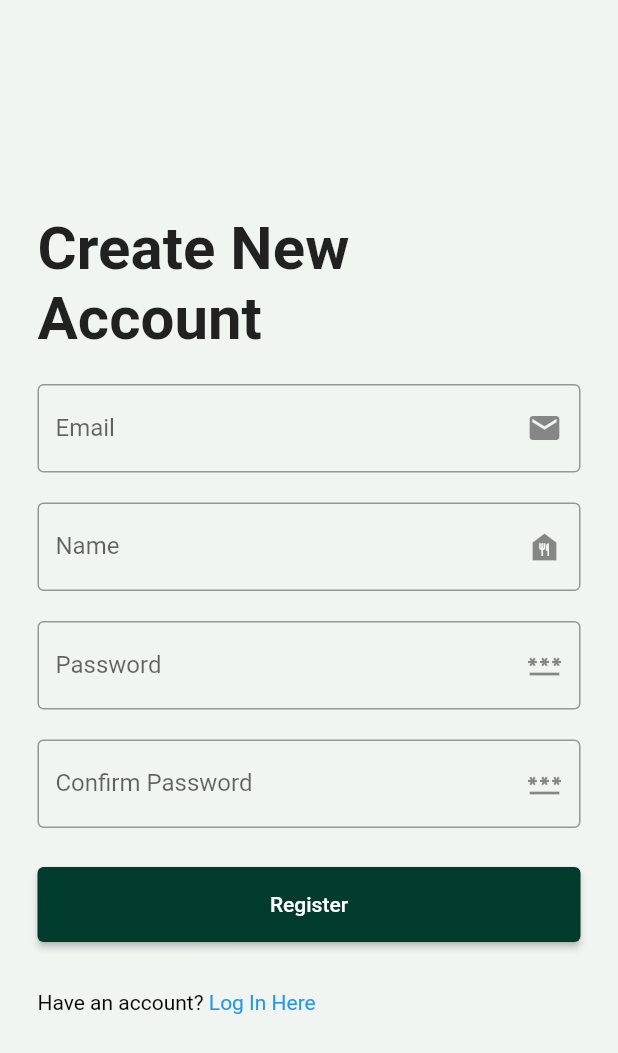
After one commit to amelia-chew-2022/GI-T6-Code-Crusaders, a Flutter app: the Register screen opened directly, on a phone screen of 412 x 824 dp. The commit adds this screen. Shown: the top 1053 px of the screen. Run offline on Flutter 3.47's test engine with Material 2 defaults, Android fonts, the phone set to English and light mode, and no system bars.

Commit message:
add register page and dummy api

```diff
--- a/foodsaver/lib/login.dart
+++ b/foodsaver/lib/login.dart
@@ -1,5 +1,6 @@
 import 'package:flutter/material.dart';
 import './inventory.dart';
+import './register.dart';
 import 'package:flutter/gestures.dart';
 
 class Login extends StatefulWidget {
@@ -78,7 +79,7 @@ class _LoginState extends State<Login> {
                         style: ElevatedButton.styleFrom(
                             minimumSize: const Size.fromHeight(50),
                             backgroundColor: Color(0xFF003B2B)),
-                        child: const Text("Submit"),
+                        child: const Text("Login"),
                       ),
                     )),
                     Padding(
@@ -99,7 +100,7 @@ class _LoginState extends State<Login> {
                               context,
                               MaterialPageRoute(
                                   builder: (context) =>
-                                      Inventory(email: emailController.text)));
+                                      Register()));
                   },
                 ),
               ]
--- /dev/null
+++ b/foodsaver/lib/register.dart
@@ -0,0 +1,159 @@
+import 'package:flutter/material.dart';
+import './login.dart';
+import 'package:flutter/gestures.dart';
+import "dart:convert";
+import 'package:http/http.dart' as http;
+
+class Register extends StatefulWidget {
+  @override
+  State<Register> createState() => _RegisterState();
+}
+
+class _RegisterState extends State<Register> {
+  final _formkey = GlobalKey<FormState>(); // creating a key for form
+  final apiUrl = "http://127.0.0.1:5000/register";
+  TextEditingController nameController = TextEditingController();
+  TextEditingController emailController = TextEditingController();
+  TextEditingController pwdController = TextEditingController();
+  TextEditingController confirmPwdController = TextEditingController();
+
+  Future<void> sendPostRequest() async {
+    var response = await http.post(Uri.parse(apiUrl),
+        headers: {"Content-Type": "application/json"},
+        body: jsonEncode({
+          "name": nameController.text,
+          "email": emailController.text,
+          "pwd": pwdController.text,
+        }));
+
+    if (response.statusCode == 201) {
+      ScaffoldMessenger.of(context).showSnackBar(SnackBar(
+        content: Text("Post created successfully!"),
+      ));
+    } else {
+      ScaffoldMessenger.of(context).showSnackBar(SnackBar(
+        content: Text("Failed to create post!"),
+      ));
+    }
+  }
+
+
+  @override
+  Widget build(BuildContext context) {
+    bool isFocused = false;
+
+    return Scaffold(
+      body: Form(
+        key: _formkey,
+        child: Padding(
+            padding: const EdgeInsets.symmetric(horizontal: 15, vertical: 16),
+            child: Column(
+              mainAxisAlignment: MainAxisAlignment.center,
+              crossAxisAlignment: CrossAxisAlignment.start,
+              children: [
+                Container(
+                    margin: EdgeInsets.all(10.0),
+                    child: const Text("Create New \nAccount",
+                        style: TextStyle(
+                          fontSize: 40,
+                          fontWeight: FontWeight.bold,
+                        ))),
+                Padding(
+                    padding: const EdgeInsets.all(10),
+                    child: TextFormField(
+                      controller: emailController,
+                      decoration: const InputDecoration(
+                        border: OutlineInputBorder(
+                            borderSide: BorderSide(
+                          color: Color(0xFF007F5C),
+                        )),
+                        labelText: "Email",
+                        suffixIcon: Icon(Icons.email),
+                      ),
+                    )),
+                Padding(
+                    padding: const EdgeInsets.all(10),
+                    child: TextFormField(
+                      controller: nameController,
+                      decoration: const InputDecoration(
+                        border: OutlineInputBorder(
+                            borderSide: BorderSide(
+                          color: Color(0xFF007F5C),
+                        )),
+                        labelText: "Name",
+                        suffixIcon: Icon(Icons.food_bank),
+                      ),
+                    )),
+                Padding(
+                    padding: const EdgeInsets.all(10),
+                    child: TextFormField(
+                      controller: pwdController,
+                      obscureText: true,
+                      decoration: const InputDecoration(
+                          border: OutlineInputBorder(
+                              borderSide: BorderSide(
+                            color: Color(0xFF007F5C),
+                          )),
+                          labelText: "Password",
+                          suffixIcon: Icon(Icons.password)),
+                    )),
+                Padding(
+                    padding: const EdgeInsets.all(10),
+                    child: TextFormField(
+                      controller: confirmPwdController,
+                      obscureText: true,
+                      decoration: const InputDecoration(
+                          border: OutlineInputBorder(
+                              borderSide: BorderSide(
+                            color: Color(0xFF007F5C),
+                          )),
+                          labelText: "Confirm Password",
+                          suffixIcon: Icon(Icons.password)),
+                    )),
+                Padding(
+                    padding: const EdgeInsets.symmetric(
+                        horizontal: 10, vertical: 16),
+                    child: Center(
+                      child: ElevatedButton(
+                        onPressed: () {
+                          // Navigate to the Inventory Page
+                          Navigator.push(context,
+                              MaterialPageRoute(builder: (context) => Login())
+                              );
+                            sendPostRequest();
+
+                        },
+                        style: ElevatedButton.styleFrom(
+                            minimumSize: const Size.fromHeight(50),
+                            backgroundColor: Color(0xFF003B2B)),
+                        child: const Text("Register"),
+                      ),
+                    )),
+                Padding(
+                    padding: const EdgeInsets.symmetric(
+                        horizontal: 10, vertical: 16),
+                    child: RichText(
+                        text: TextSpan(children: [
+                      TextSpan(
+                        text: 'Have an account? ',
+                        style: new TextStyle(color: Colors.black),
+                      ),
+                      TextSpan(
+                        text: 'Log In Here',
+                        style: TextStyle(color: Colors.blue),
+                        recognizer: TapGestureRecognizer()
+                          ..onTap = () {
+                            Navigator.push(
+                                context,
+                                MaterialPageRoute(
+                                    builder: (context) => Login()));
+                          },
+                      ),
+                    ])))
+              ],
+            )),
+      ),
+    );
+  }
+
+}
--- a/foodsaver/pubspec.yaml
+++ b/foodsaver/pubspec.yaml
@@ -36,6 +36,7 @@ dependencies:
   # Use with the CupertinoIcons class for iOS style icons.
   cupertino_icons: ^1.0.2
   intl: ^0.17.0
+  http: ^1.1.0
 
 dev_dependencies:
   flutter_test:
```
Also changed, not shown: foodsaver/pubspec.lock, 1 other file.
